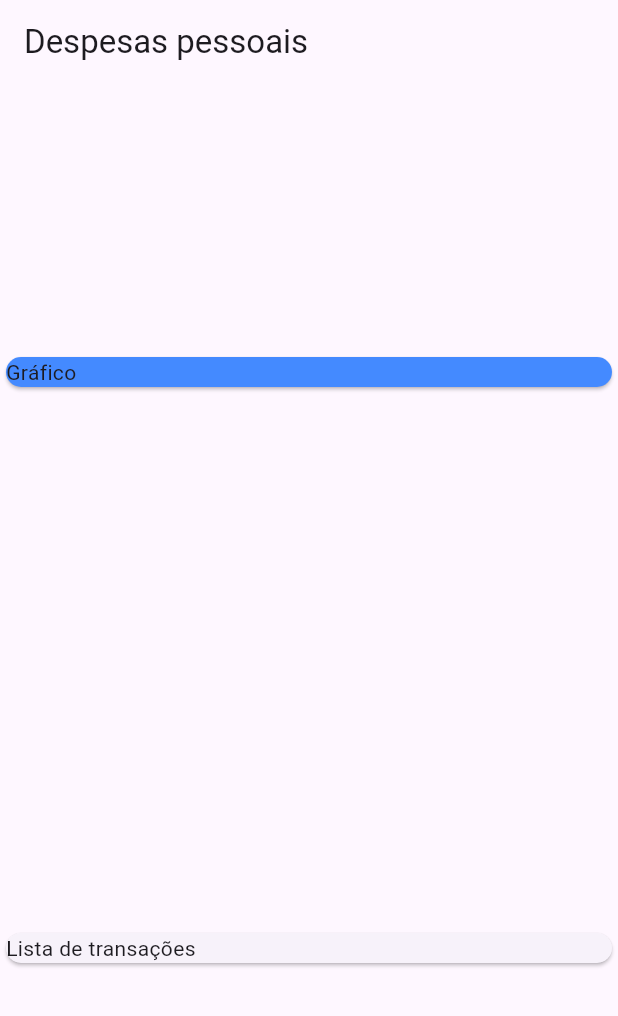
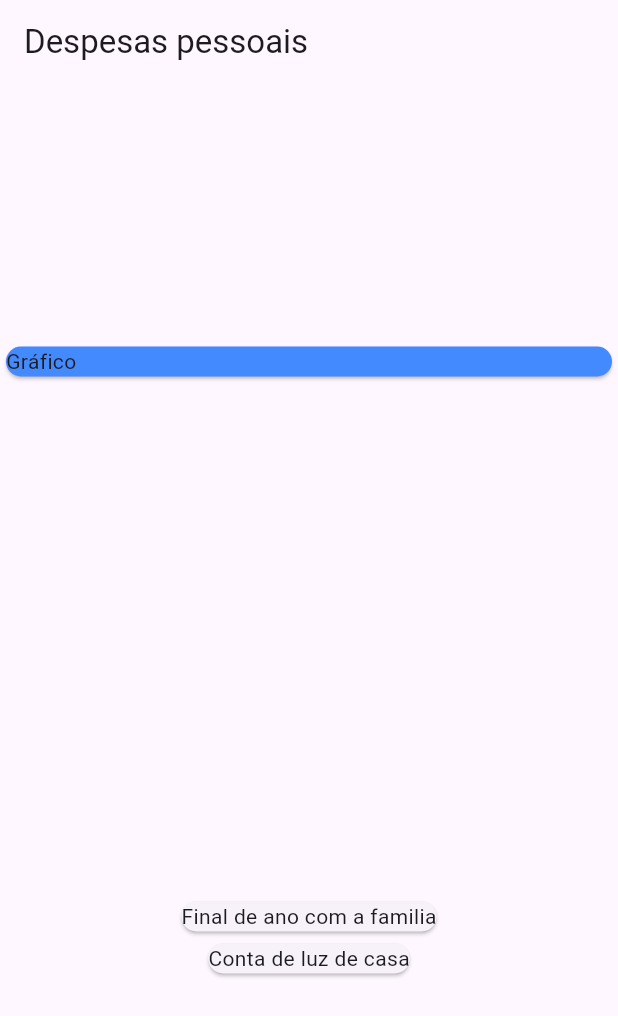
Before and after one commit to Thejuniordev/expenses, a Flutter app: the screen it shows after launch, on a phone screen of 412 x 824 dp. Shown: the top 1016 px of the screen. Run offline on Flutter 3.47's test engine with Material 3 defaults, Android fonts, the phone set to English and light mode, and no system bars.

Commit message:
feat(aula-4): Create model transaction

```diff
--- a/lib/main.dart
+++ b/lib/main.dart
@@ -1,3 +1,4 @@
+import 'package:expenses/models/transaction.dart';
 import 'package:flutter/material.dart';
 
 main() => runApp(const ExpensesApp());
@@ -7,12 +8,25 @@ class ExpensesApp extends StatelessWidget {
 
   @override
   Widget build(BuildContext context) {
-    return const MaterialApp(home: MyHomePage());
+    return MaterialApp(home: MyHomePage());
   }
 }
 
 class MyHomePage extends StatelessWidget {
-  const MyHomePage({super.key});
+  MyHomePage({super.key});
+
+  final _transactions = [
+    Transaction(
+        id: 't1',
+        title: 'Final de ano com a familia',
+        value: 4345.54,
+        date: DateTime.now()),
+    Transaction(
+        id: 't2',
+        title: 'Conta de luz de casa',
+        value: 257.44,
+        date: DateTime.now()),
+  ];
 
   @override
   Widget build(BuildContext context) {
@@ -30,8 +44,12 @@ class MyHomePage extends StatelessWidget {
                 child: Text('Gráfico'),
               ),
             ),
-            const Card(
-              child: Text('Lista de transações'),
+            Column(
+              children: _transactions.map((transaction) {
+                return Card(
+                  child: Text(transaction.title),
+                );
+              }).toList(),
             )
           ],
         ));
--- /dev/null
+++ b/lib/models/transaction.dart
@@ -0,0 +1,12 @@
+class Transaction {
+  final String id;
+  final String title;
+  final double value;
+  final DateTime date;
+
+  Transaction(
+      {required this.id,
+      required this.title,
+      required this.value,
+      required this.date});
+}
```
